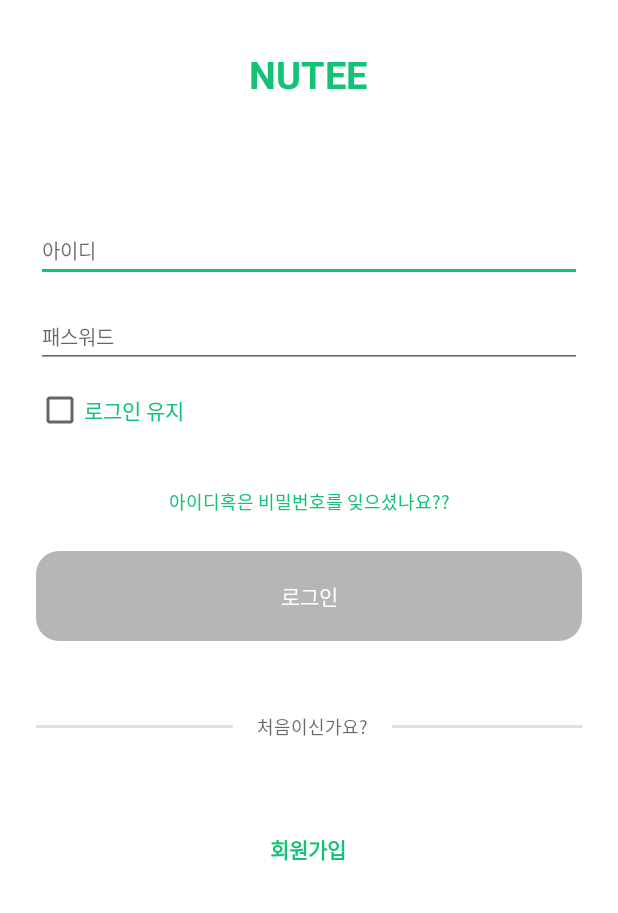
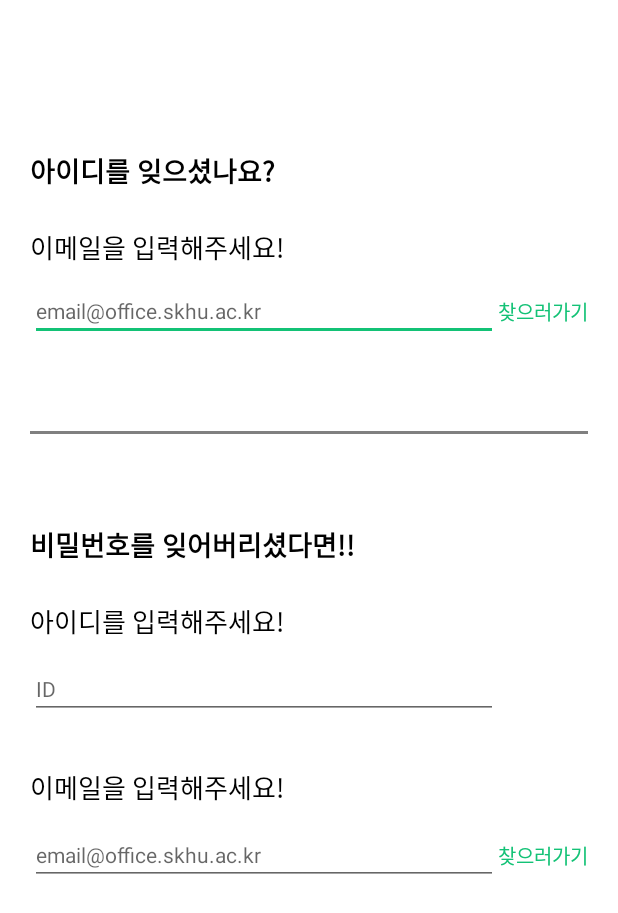
Before and after one commit to team-nutee/NUTEE-Android, an Android app: the LoginActivity screen opened directly, with no data from a screen before it, after a tap on "아이디혹은 비밀번호를 잊으셨나요??", on a phone screen of 412 x 824 dp. Shown: the top 913 px of the screen. Run offline under Robolectric (Android 15) with nearby library versions, the phone set to English and light mode, and no system bars; libraries missing offline, so code that uses them is left out: com.securepreferences; 2 statements that could not run were skipped.

Commit message:
[UPDATE] add User data find activity

```diff
--- a/app/build.gradle
+++ b/app/build.gradle
@@ -77,5 +77,4 @@ dependencies {
     implementation 'com.squareup.okhttp3:okhttp:4.7.2'
 
 
-
 }
--- a/app/src/main/AndroidManifest.xml
+++ b/app/src/main/AndroidManifest.xml
@@ -3,7 +3,7 @@
     package="kr.nutee.nutee_android">
 
     <uses-permission android:name="android.permission.INTERNET" />
-    <uses-permission android:name="android.permission.WRITE_EXTERNAL_STORAGE"/>
+    <uses-permission android:name="android.permission.WRITE_EXTERNAL_STORAGE" />
     <uses-permission android:name="android.permission.READ_EXTERNAL_STORAGE" />
 
     <application
@@ -16,6 +16,7 @@
         android:supportsRtl="true"
         android:theme="@style/AppTheme"
         android:usesCleartextTraffic="true">
+        <activity android:name=".ui.member.UserFindActivity"></activity>
         <activity android:name=".ui.setting.TermOfUseActivity" />
         <activity android:name=".ui.setting.SettingActivity" />
         <activity
--- a/app/src/main/java/kr/nutee/nutee_android/ui/member/LoginActivity.kt
+++ b/app/src/main/java/kr/nutee/nutee_android/ui/member/LoginActivity.kt
@@ -24,8 +24,6 @@ class LoginActivity : AppCompatActivity(), View.OnClickListener {
 
 	private val REQUEST_CODE = 1
 	private val requestToServer = RequestToServer
-
-	lateinit var responseLogin:ResponseLogin
 
 	val logTag = "LoginActivityButtonEv"
 
@@ -65,7 +63,8 @@ class LoginActivity : AppCompatActivity(), View.OnClickListener {
 		when (v!!.id) {
 			//id&pw 찾기 버튼 클릭시
 			R.id.text_forget_id_or_pw_button -> {
-				Log.d(logTag, "forget id or pw text button test")
+				val intent = Intent(this,UserFindActivity::class.java)
+				startActivity(intent)
 			}
 
 			//로그인 버튼 클릭시
--- /dev/null
+++ b/app/src/main/java/kr/nutee/nutee_android/ui/member/UserFindActivity.kt
@@ -0,0 +1,71 @@
+package kr.nutee.nutee_android.ui.member
+
+import androidx.appcompat.app.AppCompatActivity
+import android.os.Bundle
+import android.text.Editable
+import android.text.TextWatcher
+import android.view.View
+import android.view.animation.Animation
+import android.view.animation.AnimationUtils
+import android.widget.EditText
+import androidx.core.widget.addTextChangedListener
+import kotlinx.android.synthetic.main.user_find_activity.*
+import kr.nutee.nutee_android.R
+import kr.nutee.nutee_android.ui.extend.textChangedListener
+
+class UserFindActivity : AppCompatActivity() {
+
+	override fun onCreate(savedInstanceState: Bundle?) {
+		super.onCreate(savedInstanceState)
+		setContentView(R.layout.user_find_activity)
+		init()
+	}
+
+	private fun init() {
+		editTextEvent()
+	}
+
+	private fun editTextEvent(){
+
+		et_find_pw_id.setOnFocusChangeListener { _, hasFocus ->
+			if (hasFocus && (cl_find_id.visibility != View.GONE)){hindFindId()}
+		}
+		et_find_pw_email.setOnFocusChangeListener{_,hasFocus->
+			if(hasFocus&& (cl_find_id.visibility != View.GONE)){hindFindId()}
+		}
+
+	}
+
+	private fun hindFindId() {
+		val hindAnimation = AnimationUtils.loadAnimation(this, R.anim.up_out)
+		hindAnimation.setAnimationListener(object : Animation.AnimationListener {
+			override fun onAnimationRepeat(animation: Animation?) =Unit
+			override fun onAnimationEnd(animation: Animation?) {
+				cl_find_id.visibility = View.GONE
+			}
+			override fun onAnimationStart(animation: Animation?)= Unit
+		})
+		cl_find_id.startAnimation(hindAnimation)
+	}
+
+	private fun showFindId() {
+		val showAnimation = AnimationUtils.loadAnimation(this,R.anim.down_in)
+		showAnimation.setAnimationListener(object : Animation.AnimationListener {
+			override fun onAnimationRepeat(animation: Animation?) = Unit
+			override fun onAnimationEnd(animation: Animation?) {
+				cl_find_id.visibility = View.VISIBLE
+			}
+			override fun onAnimationStart(animation: Animation?) =Unit
+		})
+		cl_find_id.visibility = View.VISIBLE
+		cl_find_id.startAnimation(showAnimation)
+	}
+
+	override fun onBackPressed() {
+		if (cl_find_id.visibility == View.GONE) {
+			showFindId()
+		} else {
+			super.onBackPressed()
+		}
+	}
+}
--- /dev/null
+++ b/app/src/main/res/anim/up_out.xml
@@ -0,0 +1,14 @@
+<?xml version="1.0" encoding="utf-8"?>
+<set xmlns:android="http://schemas.android.com/apk/res/android"
+    >
+    <alpha
+        android:duration="125"
+        android:fromAlpha="1.0"
+        android:interpolator="@android:anim/accelerate_interpolator"
+        android:toAlpha="0.0" />
+    <translate
+        android:duration="250"
+        android:fromYDelta="0%"
+        android:toYDelta="-100%"
+        />
+</set>
--- /dev/null
+++ b/app/src/main/res/layout/user_find_activity.xml
@@ -0,0 +1,167 @@
+<?xml version="1.0" encoding="utf-8"?>
+<androidx.constraintlayout.widget.ConstraintLayout xmlns:android="http://schemas.android.com/apk/res/android"
+    xmlns:app="http://schemas.android.com/apk/res-auto"
+    xmlns:tools="http://schemas.android.com/tools"
+    android:layout_width="match_parent"
+    android:layout_height="match_parent"
+    android:paddingHorizontal="20dp"
+    tools:context=".ui.member.UserFindActivity">
+
+    <androidx.constraintlayout.widget.ConstraintLayout
+        android:id="@+id/cl_find_id"
+        android:layout_width="match_parent"
+        android:layout_height="wrap_content"
+        android:layout_marginTop="100dp"
+        app:layout_constraintEnd_toEndOf="parent"
+        app:layout_constraintStart_toStartOf="parent"
+        app:layout_constraintTop_toTopOf="parent">
+
+        <TextView
+            android:id="@+id/textView5"
+            android:layout_width="wrap_content"
+            android:layout_height="wrap_content"
+            android:lineSpacingExtra="3sp"
+            android:text="아이디를 잊으셨나요?"
+            android:textColor="#000000"
+            android:textSize="18sp"
+            android:textStyle="bold"
+            app:layout_constraintStart_toStartOf="parent"
+            app:layout_constraintTop_toTopOf="parent" />
+
+        <TextView
+            android:id="@+id/textView6"
+            android:layout_width="wrap_content"
+            android:layout_height="wrap_content"
+            android:layout_marginTop="24dp"
+            android:lineSpacingExtra="3sp"
+            android:text="이메일을 입력해주세요!"
+            android:textColor="#000000"
+            android:textSize="17sp"
+            app:layout_constraintStart_toStartOf="@+id/textView5"
+            app:layout_constraintTop_toBottomOf="@+id/textView5" />
+
+        <EditText
+            android:id="@+id/et_find_id_email"
+            android:layout_width="0dp"
+            android:layout_height="wrap_content"
+            android:layout_marginTop="9dp"
+            android:hint="email@office.skhu.ac.kr"
+            android:lineSpacingExtra="3sp"
+            android:textColor="#848484"
+            android:textSize="14sp"
+            app:layout_constraintEnd_toStartOf="@+id/text_find_id_email_btn"
+            app:layout_constraintStart_toStartOf="parent"
+            app:layout_constraintTop_toBottomOf="@+id/textView6" />
+
+        <TextView
+            android:id="@+id/text_find_id_email_btn"
+            android:layout_width="wrap_content"
+            android:layout_height="wrap_content"
+            android:lineSpacingExtra="3sp"
+            android:textColor="@color/nuteeBase"
+            android:textSize="13sp"
+            app:layout_constraintBottom_toBottomOf="@+id/et_find_id_email"
+            app:layout_constraintEnd_toEndOf="parent"
+            app:layout_constraintTop_toTopOf="@+id/et_find_id_email"
+            android:text="찾으러가기" />
+    </androidx.constraintlayout.widget.ConstraintLayout>
+
+
+    <View
+        android:id="@+id/view3"
+        android:layout_width="match_parent"
+        android:layout_height="2dp"
+        android:layout_marginTop="60dp"
+        android:background="#808080"
+        app:layout_constraintEnd_toEndOf="@+id/cl_find_id"
+        app:layout_constraintStart_toStartOf="@+id/cl_find_id"
+        app:layout_constraintTop_toBottomOf="@+id/cl_find_id" />
+
+    <androidx.constraintlayout.widget.ConstraintLayout
+        android:id="@+id/cl_find_pw"
+        android:layout_width="match_parent"
+        android:layout_height="wrap_content"
+        android:layout_marginTop="60dp"
+        app:layout_constraintEnd_toEndOf="@+id/view3"
+        app:layout_constraintHorizontal_bias="1.0"
+        app:layout_constraintStart_toStartOf="@+id/view3"
+        app:layout_constraintTop_toBottomOf="@+id/view3">
+
+        <TextView
+            android:id="@+id/textView9"
+            android:layout_width="wrap_content"
+            android:layout_height="wrap_content"
+            android:lineSpacingExtra="3sp"
+            android:text="비밀번호를 잊어버리셨다면!!"
+            android:textColor="#000000"
+            android:textSize="18sp"
+            android:textStyle="bold"
+            app:layout_constraintStart_toStartOf="parent"
+            app:layout_constraintTop_toTopOf="parent" />
+
+        <TextView
+            android:id="@+id/textView10"
+            android:layout_width="wrap_content"
+            android:layout_height="wrap_content"
+            android:layout_marginTop="24dp"
+            android:lineSpacingExtra="3sp"
+            android:text="아이디를 입력해주세요!"
+            android:textColor="#000000"
+            android:textSize="17sp"
+            app:layout_constraintStart_toStartOf="@+id/textView9"
+            app:layout_constraintTop_toBottomOf="@+id/textView9" />
+
+        <EditText
+            android:id="@+id/et_find_pw_id"
+            android:layout_width="0dp"
+            android:layout_height="wrap_content"
+            android:layout_marginTop="12dp"
+            android:hint="ID"
+            android:lineSpacingExtra="3sp"
+            android:textColor="#848484"
+            android:textSize="14sp"
+            app:layout_constraintEnd_toEndOf="@+id/et_find_pw_email"
+            app:layout_constraintStart_toStartOf="@+id/textView10"
+            app:layout_constraintTop_toBottomOf="@+id/textView10" />
+
+        <TextView
+            android:id="@+id/textView11"
+            android:layout_width="wrap_content"
+            android:layout_height="wrap_content"
+            android:layout_marginTop="32dp"
+            android:lineSpacingExtra="3sp"
+            android:text="이메일을 입력해주세요!"
+            android:textColor="#000000"
+            android:textSize="17sp"
+            app:layout_constraintStart_toStartOf="@+id/et_find_pw_id"
+            app:layout_constraintTop_toBottomOf="@+id/et_find_pw_id" />
+
+        <EditText
+            android:id="@+id/et_find_pw_email"
+            android:layout_width="0dp"
+            android:layout_height="wrap_content"
+            android:layout_marginTop="12dp"
+            android:hint="email@office.skhu.ac.kr"
+            android:lineSpacingExtra="3sp"
+            android:textColor="#848484"
+            android:textSize="14sp"
+            app:layout_constraintEnd_toStartOf="@+id/textView12"
+            app:layout_constraintStart_toStartOf="@+id/textView11"
+            app:layout_constraintTop_toBottomOf="@+id/textView11" />
+
+        <TextView
+            android:id="@+id/textView12"
+            android:layout_width="wrap_content"
+            android:layout_height="wrap_content"
+            android:lineSpacingExtra="3sp"
+            android:text="찾으러가기"
+            android:textColor="@color/nuteeBase"
+            android:textSize="13sp"
+            app:layout_constraintBottom_toBottomOf="@+id/et_find_pw_email"
+            app:layout_constraintEnd_toEndOf="parent"
+            app:layout_constraintTop_toTopOf="@+id/et_find_pw_email" />
+
+    </androidx.constraintlayout.widget.ConstraintLayout>
+
+
+</androidx.constraintlayout.widget.ConstraintLayout>
```
Also changed, not shown: app/src/main/java/kr/nutee/nutee_android/ui/extend/textChangedListener.kt (+5 -2 lines), app/src/main/java/kr/nutee/nutee_android/ui/extend/changeLayoutDown.kt (renamed from app/src/main/java/kr/nutee/nutee_android/ui/extend/changeLayout_down.kt).
